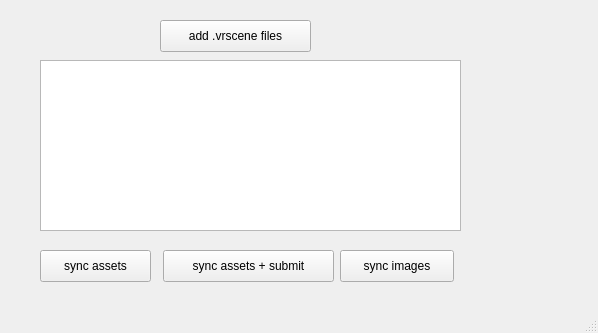
First picture: the form in ui/main.ui, repository ultra-sonic/opencloudrender, before the edit.
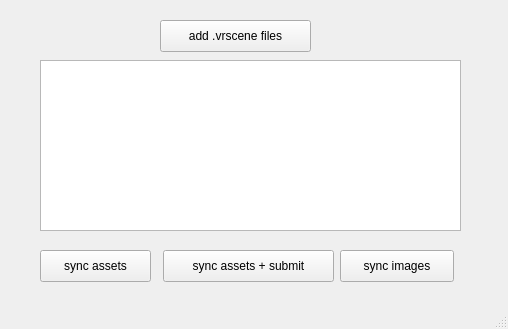
Second picture: the form after the edit.

Diff of the .ui file:
```diff
--- a/ui/main.ui
+++ b/ui/main.ui
@@ -6,8 +6,8 @@
    <rect>
     <x>0</x>
     <y>0</y>
-    <width>598</width>
-    <height>333</height>
+    <width>508</width>
+    <height>329</height>
    </rect>
   </property>
   <property name="windowTitle">
```
Left out of the diff: 5 changed lines with no effect on the pictures.
